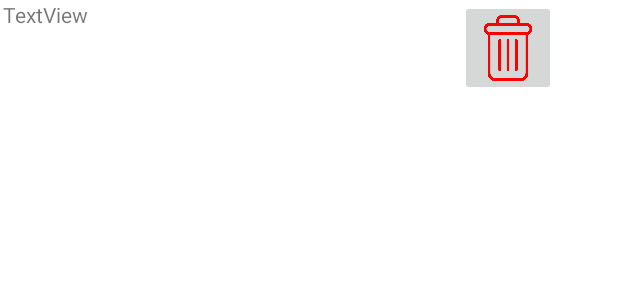
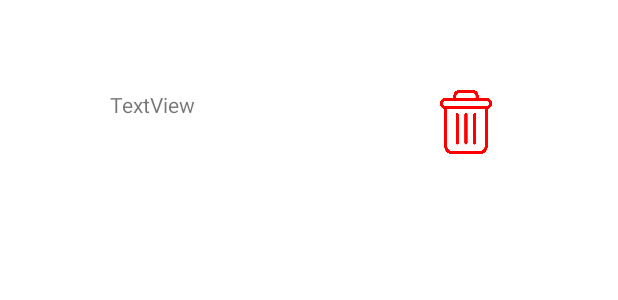
Before and after one commit to alejandroat99/ControlGastos, an Android app: the layout list_group_item.xml on its own in the app's theme, with its tools: preview values and no code run, on a phone screen of 412 x 824 dp. Shown: the top 300 px of the screen. Run offline under Robolectric (Android 15) with nearby library versions, the light colour scheme and no system bars; Roboto replaces fonts that are not available here.

Commit message:
Vista de grupos terminada.

```diff
--- a/app/src/main/java/com/example/controlgastos/GruposActivity.java
+++ b/app/src/main/java/com/example/controlgastos/GruposActivity.java
@@ -41,7 +41,8 @@ public class GruposActivity extends AppCompatActivity {
 
     public void save_grupo(View v) {
         TextView text_grupo = (TextView) findViewById(R.id.text_grupo);
-        String new_grupo = (String) text_grupo.getText();
+        String new_grupo = String.valueOf(text_grupo.getText());
+        if(!new_grupo.isEmpty()) {
             GrupoActions ga = new GrupoActions(this);
             ga.insertTask(new_grupo);
 
@@ -56,3 +57,4 @@ public class GruposActivity extends AppCompatActivity {
             }
         }
     }
+}
--- a/app/src/main/java/com/example/db/actions/GrupoActions.java
+++ b/app/src/main/java/com/example/db/actions/GrupoActions.java
@@ -72,6 +72,10 @@ public class GrupoActions {
         }
     }
 
+    public void delete(final Grupo grupo){
+        new deleteAsyncTask(db, grupo).execute();
+    }
+
     public LiveData<Grupo> getGrupo(int id){
         return db.grupoDao().getGrupo(id);
     }
--- a/app/src/main/res/layout/activity_grupos.xml
+++ b/app/src/main/res/layout/activity_grupos.xml
@@ -55,17 +55,18 @@
                     android:id="@+id/boton_save"
                     android:layout_width="111dp"
                     android:layout_height="49dp"
-                    android:background="@drawable/boton_background"
-                    android:backgroundTint="@color/back_gris"
+                    android:backgroundTint="#52C34A"
                     android:fallbackLineSpacing="false"
                     android:onClick="save_grupo"
                     android:text="@string/texto_save"
+                    android:textColor="@color/black"
                     app:layout_constraintBottom_toBottomOf="parent"
                     app:layout_constraintEnd_toEndOf="parent"
                     app:layout_constraintHorizontal_bias="0.404"
                     app:layout_constraintStart_toEndOf="@+id/text_grupo"
                     app:layout_constraintTop_toTopOf="parent"
                     app:layout_constraintVertical_bias="0.216" />
+
             </androidx.constraintlayout.widget.ConstraintLayout>
 
             <androidx.constraintlayout.widget.ConstraintLayout
@@ -225,6 +226,7 @@
                 android:layout_width="359dp"
                 android:layout_height="505dp"
                 android:background="@drawable/rect_blanco"
+
                 app:layout_constraintBottom_toTopOf="@+id/barra_busqueda"
                 app:layout_constraintEnd_toEndOf="parent"
                 app:layout_constraintHorizontal_bias="0.488"
--- a/app/src/main/res/layout/list_group_item.xml
+++ b/app/src/main/res/layout/list_group_item.xml
@@ -1,6 +1,5 @@
 <?xml version="1.0" encoding="utf-8"?>
-<androidx.constraintlayout.widget.ConstraintLayout
-    xmlns:android="http://schemas.android.com/apk/res/android"
+<androidx.constraintlayout.widget.ConstraintLayout xmlns:android="http://schemas.android.com/apk/res/android"
     xmlns:app="http://schemas.android.com/apk/res-auto"
     xmlns:tools="http://schemas.android.com/tools"
     android:layout_width="match_parent"
@@ -10,28 +9,29 @@
         android:id="@+id/list_group_item_label"
         android:layout_width="wrap_content"
         android:layout_height="wrap_content"
-        android:layout_marginEnd="353dp"
-        android:layout_marginBottom="712dp"
+        android:layout_marginStart="56dp"
+        android:layout_marginTop="60dp"
+        android:layout_marginEnd="10dp"
         android:text="TextView"
         app:layout_constraintBottom_toBottomOf="parent"
-        app:layout_constraintEnd_toEndOf="parent"
-        app:layout_constraintHorizontal_bias="1.0"
+        app:layout_constraintEnd_toStartOf="@+id/list_group_boton_delete"
+        app:layout_constraintHorizontal_bias="0.103"
         app:layout_constraintStart_toStartOf="parent"
         app:layout_constraintTop_toTopOf="parent"
         app:layout_constraintVertical_bias="0.0" />
 
     <ImageButton
         android:id="@+id/list_group_boton_delete"
-        android:layout_width="64dp"
-        android:layout_height="64dp"
-        android:layout_marginStart="230dp"
-        android:layout_marginBottom="648dp"
+        android:layout_width="64px"
+        android:layout_height="64px"
+        android:layout_marginTop="60dp"
+        android:layout_marginEnd="80dp"
+        android:background="@drawable/eliminar"
         android:scaleType="fitXY"
         app:layout_constraintBottom_toBottomOf="parent"
         app:layout_constraintEnd_toEndOf="parent"
-        app:layout_constraintHorizontal_bias="0.305"
-        app:layout_constraintStart_toEndOf="@+id/list_group_item_label"
         app:layout_constraintTop_toTopOf="parent"
         app:layout_constraintVertical_bias="0.0"
-        app:srcCompat="@drawable/eliminar" />
+        app:srcCompat="@drawable/eliminar"
+        tools:srcCompat="@drawable/eliminar" />
 </androidx.constraintlayout.widget.ConstraintLayout>
```
Also changed, not shown: app/src/main/java/com/example/Grupos/GrupoAdapter.java (+11 -2 lines), app/src/main/java/com/example/model/Grupo.java (+8 -0 lines). Lines whose indentation alone changed are shown as unchanged.
